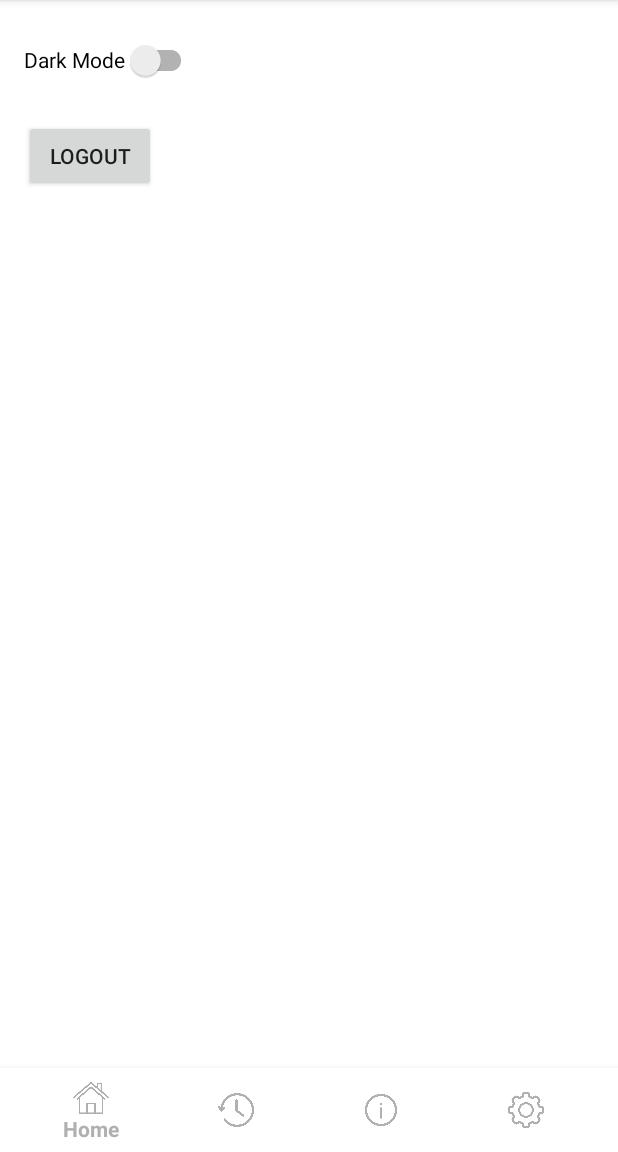
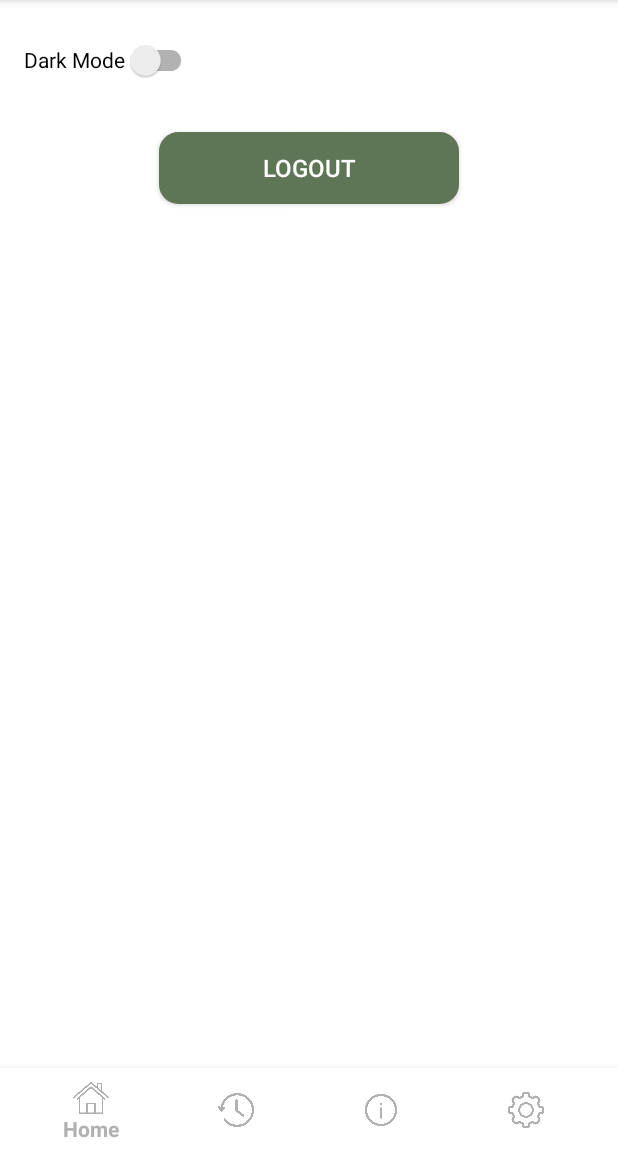
Before and after one commit to yudhistirank/EcoSense-C242-PS114, an Android app built with Jetpack Compose: the fragment SettingsFragment placed in its activity, on a phone screen of 412 x 824 dp, the part 84-1236 px from its top. Run offline under Robolectric (Android 15) with nearby library versions, the phone set to English and light mode, and no system bars; our stand-ins replace data binding; 1 statement that could not run was skipped.

Commit message:
Finalisasi app

```diff
--- a/app/src/main/AndroidManifest.xml
+++ b/app/src/main/AndroidManifest.xml
@@ -16,6 +16,9 @@
         android:supportsRtl="true"
         android:theme="@style/Theme.EcoSense"
         tools:targetApi="31">
+        <activity
+            android:name=".activities.WelcomeActivity"
+            android:exported="false" />
         <activity
             android:name=".auth.RegisterActivity"
             android:exported="false" />
--- a/app/src/main/java/com/example/ecosense/activities/SplashActivity.kt
+++ b/app/src/main/java/com/example/ecosense/activities/SplashActivity.kt
@@ -7,7 +7,7 @@ import android.os.Bundle
 import androidx.appcompat.app.AppCompatActivity
 import com.example.ecosense.databinding.ActivitySplashBinding
 import com.example.ecosense.MainActivity
-import com.example.ecosense.auth.LoginActivity
+import com.example.ecosense.activities.WelcomeActivity
 
 @SuppressLint("CustomSplashScreen")
 class SplashActivity : AppCompatActivity() {
@@ -37,7 +37,7 @@ class SplashActivity : AppCompatActivity() {
             startActivity(Intent(this, MainActivity::class.java))
         } else {
             // Jika tidak ada email (belum login), arahkan ke LoginActivity
-            startActivity(Intent(this, LoginActivity::class.java))
+            startActivity(Intent(this, WelcomeActivity::class.java))
         }
 
         finish() // Tutup SplashActivity setelah proses selesai
--- /dev/null
+++ b/app/src/main/res/drawable/button_background.xml
@@ -0,0 +1,6 @@
+<?xml version="1.0" encoding="utf-8"?>
+<shape xmlns:android="http://schemas.android.com/apk/res/android">
+    <solid android:color="@color/primary_color"/>
+    <corners android:radius="12dp"/>
+    <stroke android:color="@color/primary_dark" android:width="2dp"/>
+</shape>
--- a/app/src/main/res/layout/fragment_info.xml
+++ b/app/src/main/res/layout/fragment_info.xml
@@ -2,6 +2,7 @@
 <androidx.constraintlayout.widget.ConstraintLayout
     xmlns:android="http://schemas.android.com/apk/res/android"
     xmlns:app="http://schemas.android.com/apk/res-auto"
+    xmlns:tools="http://schemas.android.com/tools"
     android:layout_width="match_parent"
     android:layout_height="match_parent">
 
@@ -9,10 +10,11 @@
         android:id="@+id/spinnerCategory"
         android:layout_width="wrap_content"
         android:layout_height="wrap_content"
+        android:layout_margin="16dp"
         android:entries="@array/category_array"
+        app:layout_constraintStart_toStartOf="parent"
         app:layout_constraintTop_toTopOf="parent"
-        app:layout_constraintStart_toStartOf="parent"
-        android:layout_margin="16dp" />
+        tools:ignore="TouchTargetSizeCheck" />
 
     <androidx.recyclerview.widget.RecyclerView
         android:id="@+id/recyclerViewInfo"
--- a/app/src/main/res/layout/fragment_settings.xml
+++ b/app/src/main/res/layout/fragment_settings.xml
@@ -11,11 +11,17 @@
         android:layout_height="48dp"
         android:text="Dark Mode" />
 
-
     <Button
         android:id="@+id/btnLogout"
         android:layout_width="wrap_content"
-        android:layout_height="wrap_content"
+        android:layout_height="48dp"
         android:text="Logout"
-        android:layout_marginTop="16dp"/>
+        android:textSize="16sp"
+        android:textColor="@android:color/white"
+        android:background="@drawable/button_background"
+        android:layout_marginTop="24dp"
+        android:layout_gravity="center"
+        android:paddingHorizontal="24dp"
+        android:paddingVertical="12dp"
+        android:minWidth="200dp" />
 </LinearLayout>
--- a/app/src/main/res/values/colors.xml
+++ b/app/src/main/res/values/colors.xml
@@ -19,5 +19,7 @@
     <color name="textColor">#000000</color>
     <color name="buttonTextColor">#5E7655</color>
     <color name="cardBackgroundColor">#FFFFFF</color>
-
+    <color name="primary_color">#5E7655</color>
+    <color name="primary_dark">#5E7655</color>
+    <color name="secondary_color">#D1C4E9</color>
 </resources>
--- a/app/src/main/res/values/strings.xml
+++ b/app/src/main/res/values/strings.xml
@@ -1,5 +1,6 @@
 <resources>
     <string name="app_name">EcoSense</string>
+    <string name="app_logo">Logo</string>
     <string-array name="category_array">
         <item>Organik</item>
         <item>Anorganik</item>
--- a/app/src/main/res/values/themes.xml
+++ b/app/src/main/res/values/themes.xml
@@ -10,5 +10,4 @@
     <style name="SplashTheme" parent="Theme.AppCompat.Light.NoActionBar">
         <item name="android:windowBackground">@color/green</item>
     </style>
-
 </resources>
```
Also changed, not shown: app/src/main/java/com/example/ecosense/MainActivity.kt (+27 -16 lines), app/src/main/java/com/example/ecosense/activities/WelcomeActivity.kt (added, +27 -0 lines), app/src/main/java/com/example/ecosense/fragments/SettingsFragment.kt (+16 -10 lines), app/src/main/res/layout/activity_welcome.xml (added, +62 -0 lines).
